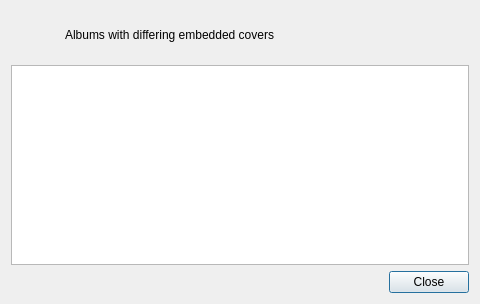
Old version of the form protect_track_cover/all_albums_warning_dialog.ui in the repository nrth3rnlb/picard-plugin-protect_track_cover.
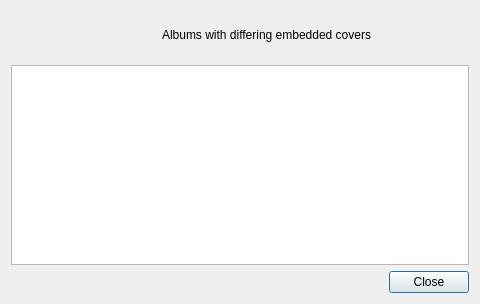
New version of the form. Icons and pictures are not drawn.

Commit message: Add UI for All Albums Warning Dialog and update .gitignore

```diff
--- a/protect_track_cover/all_albums_warning_dialog.ui
+++ b/protect_track_cover/all_albums_warning_dialog.ui
@@ -47,7 +47,7 @@
        </property>
       </widget>
      </item>
-     <item>
+     <item alignment="Qt::AlignHCenter">
       <widget class="QLabel" name="headerLabel">
        <property name="text">
         <string>Albums with differing embedded covers</string>
@@ -56,7 +56,7 @@
         <set>Qt::AlignLeading|Qt::AlignLeft|Qt::AlignVCenter</set>
        </property>
        <property name="wordWrap">
-        <bool>true</bool>
+        <bool>false</bool>
        </property>
       </widget>
      </item>
```
The commit also changes 2 other files.
